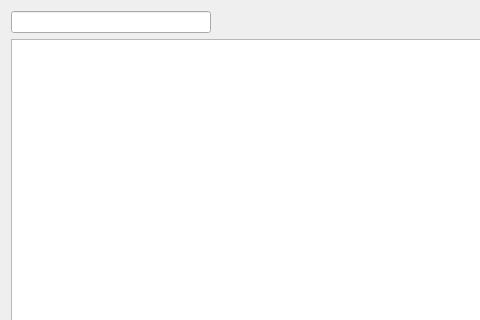
Old version of the form Persons/PersonsWidget.ui in the repository DStalytenkoDev/SchoolCRM; both pictures show x 0 to 480 and y 0 to 320 of the 829 by 603 pixel window.
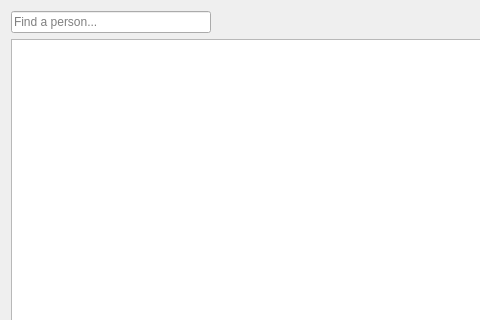
New version of the form.

Commit message: finished authorization and started persons

Diff of the .ui file:
```diff
--- a/Persons/PersonsWidget.ui
+++ b/Persons/PersonsWidget.ui
@@ -30,6 +30,12 @@
          <height>16777215</height>
         </size>
        </property>
+       <property name="inputMask">
+        <string/>
+       </property>
+       <property name="placeholderText">
+        <string>Find a person...</string>
+       </property>
       </widget>
      </item>
      <item>
```
The commit also changes 7 other files.
